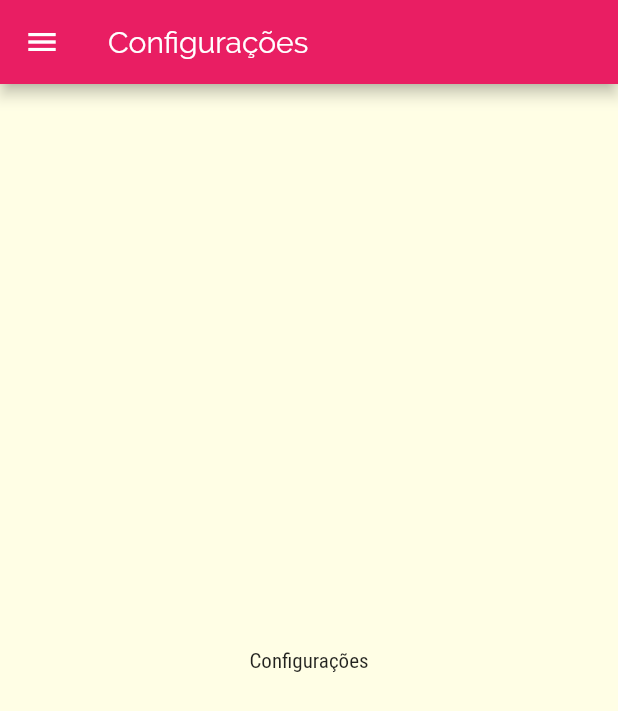
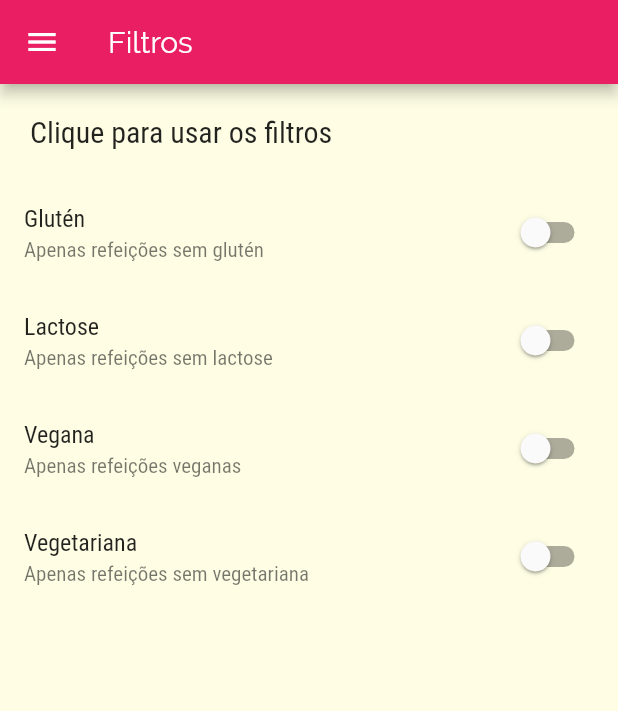
Before and after one commit to albertobezerra/comidas_flutter, a Flutter app: the SettingsScreen screen opened by its route, on a phone screen of 412 x 824 dp. Shown: the top 711 px of the screen. Run offline on Flutter 3.47's test engine with Material 2 defaults, Android fonts, the phone set to English and light mode, and no system bars.

Commit message:
Adicionando os filtros

```diff
--- a/lib/components/main_drawer.dart
+++ b/lib/components/main_drawer.dart
@@ -53,8 +53,8 @@ class MainDrwaer extends StatelessWidget {
             () => Navigator.of(context).pushReplacementNamed(AppRoutes.HOME),
           ),
           _createItem(
-            Icons.settings,
-            'Configurações',
+            Icons.filter_alt,
+            'Filtro de comida',
             () =>
                 Navigator.of(context).pushReplacementNamed(AppRoutes.SETTINGS),
           ),
--- /dev/null
+++ b/lib/models/filters.dart
@@ -0,0 +1,13 @@
+class Filtros {
+  bool isGlutenFree;
+  bool isLactoseFree;
+  bool isVegan;
+  bool isVegetarian;
+
+  Filtros({
+    this.isGlutenFree = false,
+    this.isLactoseFree = false,
+    this.isVegan = false,
+    this.isVegetarian = false,
+  });
+}
--- a/lib/screens/settings.dart
+++ b/lib/screens/settings.dart
@@ -1,16 +1,76 @@
 import 'package:comidas/components/main_drawer.dart';
+import 'package:comidas/models/filters.dart';
 import 'package:flutter/material.dart';
 
-class SettingsScreen extends StatelessWidget {
+class SettingsScreen extends StatefulWidget {
+  @override
+  _SettingsScreenState createState() => _SettingsScreenState();
+}
+
+class _SettingsScreenState extends State<SettingsScreen> {
+  var filtros = Filtros();
+  Widget _createSwitch(
+    String title,
+    String subtitle,
+    bool value,
+    Function onChanged,
+  ) {
+    return SwitchListTile.adaptive(
+      title: Text(title),
+      subtitle: Text(subtitle),
+      value: value,
+      onChanged: onChanged,
+    );
+  }
+
   @override
   Widget build(BuildContext context) {
     return Scaffold(
       appBar: AppBar(
-        title: Text('Configurações'),
+        title: Text('Filtros'),
       ),
       drawer: MainDrwaer(),
-      body: Center(
-        child: Text('Configurações'),
+      body: Column(
+        children: [
+          Container(
+            padding: EdgeInsets.all(20),
+            alignment: AlignmentDirectional.topStart,
+            child: Text(
+              'Clique para usar os filtros',
+              style: Theme.of(context).textTheme.headline6,
+            ),
+          ),
+          Expanded(
+            child: ListView(
+              children: [
+                _createSwitch(
+                  'Glutén',
+                  'Apenas refeições sem glutén',
+                  filtros.isGlutenFree,
+                  (value) => setState(() => filtros.isGlutenFree = value),
+                ),
+                _createSwitch(
+                  'Lactose',
+                  'Apenas refeições sem lactose',
+                  filtros.isLactoseFree,
+                  (value) => setState(() => filtros.isLactoseFree = value),
+                ),
+                _createSwitch(
+                  'Vegana',
+                  'Apenas refeições veganas',
+                  filtros.isVegan,
+                  (value) => setState(() => filtros.isVegan = value),
+                ),
+                _createSwitch(
+                  'Vegetariana',
+                  'Apenas refeições sem vegetariana',
+                  filtros.isVegetarian,
+                  (value) => setState(() => filtros.isVegetarian = value),
+                ),
+              ],
+            ),
+          )
+        ],
       ),
     );
   }
```
